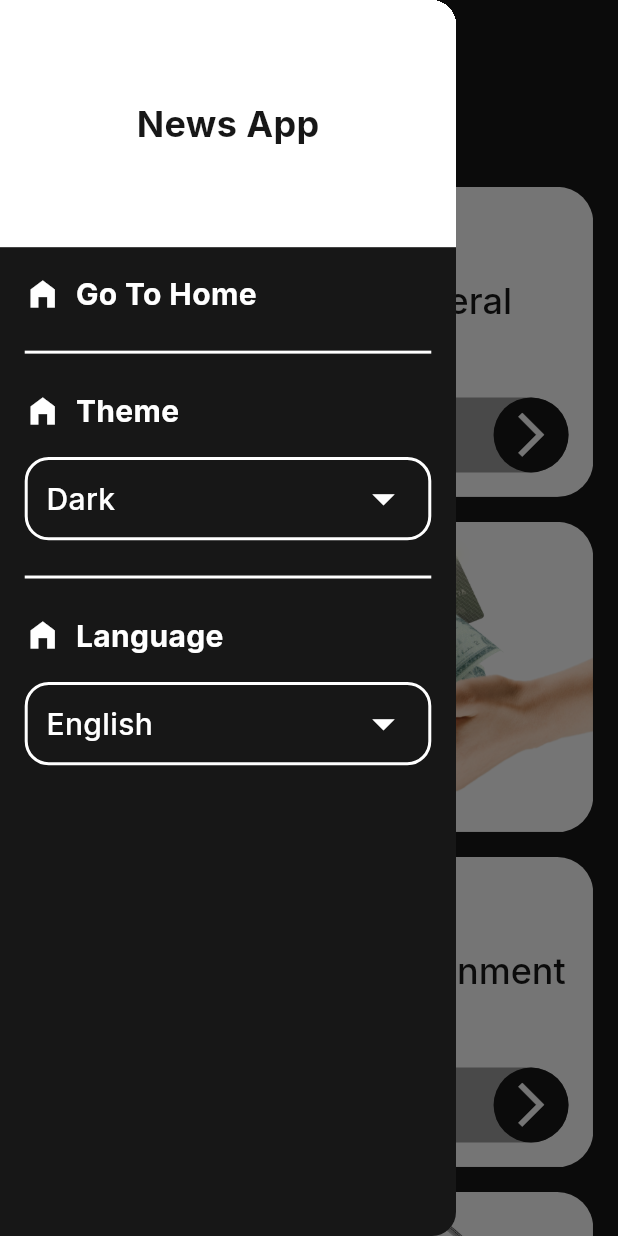
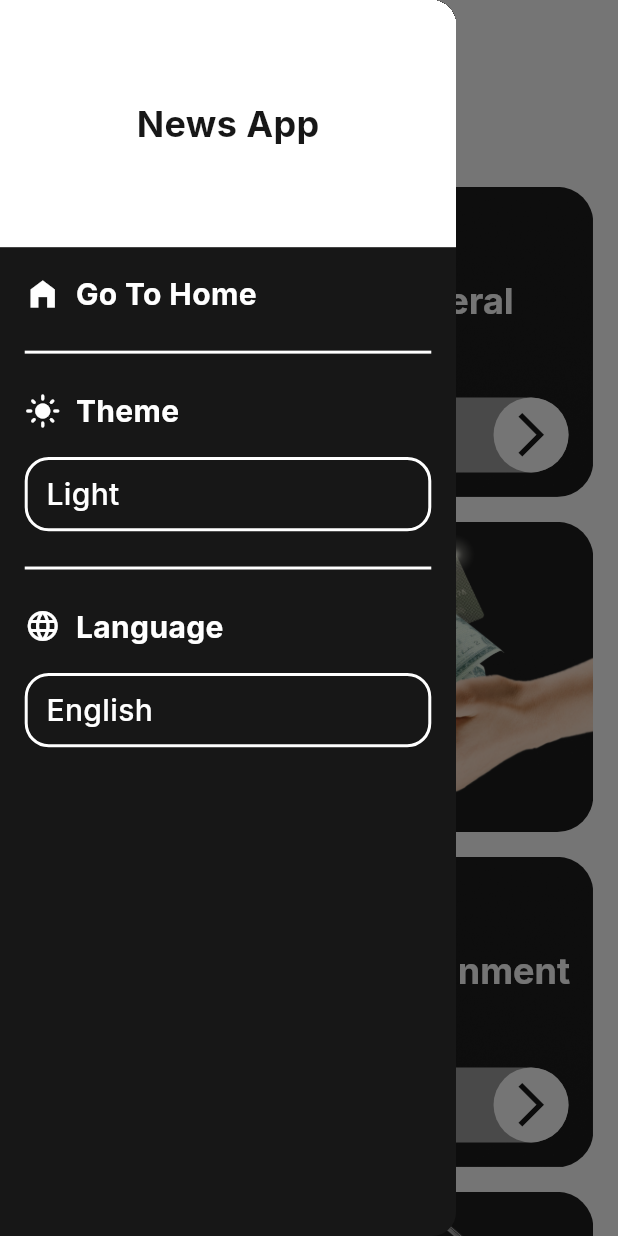
Before and after one commit to mohamed22-code/news_app_c16, a Flutter app: the screen it shows after launch, with the side drawer open, on a phone screen of 412 x 824 dp. Run offline on Flutter 3.47's test engine with Material 3 defaults, Android fonts, the phone set to English and light mode, and no system bars; our stand-ins replace cached_network_image, dio, google_fonts.

Commit message:
feat: Implement theme switching and UI enhancements
This commit introduces theme switching (light/dark mode) using the `provider` package for state management. It also includes several UI enhancements, such as improved article details, date formatting, and theme-aware assets.

- **Dependencies:**
    - Adds `provider` for state management to handle theme changes.
    - Adds `intl` for formatting article publication dates.

- **State Management & Theming:**
    - Introduces `ThemeProvider` to manage the application's theme (light/dark).
    - Integrates `ChangeNotifierProvider` in `main.dart` to make the theme state available throughout the app.
    - Implements a theme toggle in the `HomeDrawer` that allows users to switch between light and dark modes.

- **UI Enhancements:**
    - **Date Formatting:** Creates a `StringToDateFormatter` extension using the `intl` package to format the `publishedAt` date in news items for better readability.
    - **Article Screen:** Improves the styling of the article details screen, applying consistent text styles for the author, date, and content.
    - **Category Display:** Category items now correctly display images based on the currently selected theme (light or dark).
    - **Theme Styles:** Adds new text styles (`bold24White`, `bold24Black`) and updates `AppTheme` to use them, ensuring text is legible in both themes.
    - **Asset Fixes:** Corrects filenames for dark mode category images to ensure they are loaded correctly.

- **Refactoring & Fixes:**
    - `CategoryFragment` and `CategoryItem` are updated to be theme-aware, using `Provider.of<ThemeProvider>` to get the current theme state.
    - The app bar title in the category fragment now correctly uses the `titleLarge` style from the theme.
    - A minor logic bug in `category.dart` for displaying the business category image is corrected.

```diff
--- /dev/null
+++ b/lib/design/Providers/theme_provider.dart
@@ -0,0 +1,15 @@
+import 'package:flutter/material.dart';
+
+class ThemeProvider extends ChangeNotifier{
+
+  ThemeMode _themeMode = ThemeMode.system;
+
+  get getTheme => _themeMode;
+
+  set setTheme(ThemeMode mode){
+    _themeMode = mode;
+    notifyListeners();
+  }
+
+  bool get isDark => (_themeMode == ThemeMode.dark);
+}
--- a/lib/design/app_assets.dart
+++ b/lib/design/app_assets.dart
@@ -1,6 +1,6 @@
 class AppAssets  {
   static const String generalLight = 'assets/images/generalLight.png';
-  static const String businiessLight = 'assets/images/busniessLight.png';
+  static const String busniessLight = 'assets/images/busniessLight.png';
   static const String entertainmentLight = 'assets/images/entertainmentLight.png';
   static const String helthLight = 'assets/images/helthLight.png';
   static const String scienceLight = 'assets/images/scienceLight.png';
@@ -9,10 +9,10 @@ class AppAssets  {
 
 
   static const String generalDark = 'assets/images/general_dark.png';
-  static const String businessDark = 'assets/images/business_dark.png';
+  static const String businessDark = 'assets/images/busniessDark.png';
   static const String entertainmentDark = 'assets/images/entertainment_dark.png';
-  static const String healthDark = 'assets/images/health_dark.png';
-  static const String sportsDark = 'assets/images/sports_dark.png';
+  static const String healthDark = 'assets/images/helthDark.png';
+  static const String sportsDark = 'assets/images/sportDark.png';
   static const String scienceDark = 'assets/images/science_dark.png';
   static const String technologyDark = 'assets/images/technology_dark.png';
   }
--- a/lib/design/app_styles.dart
+++ b/lib/design/app_styles.dart
@@ -38,6 +38,11 @@ class AppStyles{
     fontWeight: FontWeight.bold,
     color: AppColors.blackColor,
   );
+  static TextStyle bold24White = GoogleFonts.inter(
+    fontSize: 24,
+    fontWeight: FontWeight.bold,
+    color: AppColors.whiteColor,
+  );
   static TextStyle medium12grey = GoogleFonts.inter(
     fontSize: 12,
     fontWeight: FontWeight.w500,
--- a/lib/design/app_theme.dart
+++ b/lib/design/app_theme.dart
@@ -14,6 +14,8 @@ class AppTheme{
       centerTitle: true,
     ),
     textTheme: TextTheme(
+      titleLarge: AppStyles.bold24White,
+      bodyMedium: AppStyles.medium14White,
       labelLarge: AppStyles.bold16Black,
       labelSmall: AppStyles.medium12grey,
       labelMedium: AppStyles.medium14Black,
@@ -41,6 +43,7 @@ class AppTheme{
         centerTitle: true,
       ),
       textTheme: TextTheme(
+        titleLarge: AppStyles.bold24Black,
         bodyMedium: AppStyles.medium14Black,
         labelLarge: AppStyles.bold16White,
         labelSmall: AppStyles.medium12grey,
--- a/lib/home/News/news_item.dart
+++ b/lib/home/News/news_item.dart
@@ -2,6 +2,7 @@ import 'package:cached_network_image/cached_network_image.dart';
 import 'package:flutter/material.dart';
 import 'package:news_app_c16/design/app_colors.dart';
 import 'package:news_app_c16/design/app_styles.dart';
+import 'package:news_app_c16/design/extensions/data_formatis_extension.dart';
 import 'package:news_app_c16/home/article_screen/article_screen.dart';
 import 'package:news_app_c16/model/NewsResponse.dart';
 
@@ -12,7 +13,6 @@ class NewsItem extends StatelessWidget {
 
   @override
   Widget build(BuildContext context) {
-    // print("$news");
     var width = MediaQuery.of(context).size.width;
     var height = MediaQuery.of(context).size.height;
     return Container(
@@ -56,7 +56,7 @@ class NewsItem extends StatelessWidget {
                     style: AppStyles.medium12grey,
                   ),
                 ),
-                Text(news.publishedAt ?? '', style: AppStyles.medium12grey),
+                Text(news.publishedAt?.formatArticleDate() ?? "", style: AppStyles.medium12grey),
               ],
             ),
           ],
@@ -67,6 +67,7 @@ class NewsItem extends StatelessWidget {
 
   void _showBottomSheet(BuildContext context) {
     showModalBottomSheet(
+      // backgroundColor: Theme.of(context).splashColor,
       context: context,
       builder: (context) {
         return Container(
--- a/lib/home/category_fragment/category_fragment.dart
+++ b/lib/home/category_fragment/category_fragment.dart
@@ -1,6 +1,9 @@
 import 'package:flutter/material.dart';
 import 'package:news_app_c16/home/category_fragment/category_item.dart';
 import 'package:news_app_c16/model/category.dart';
+import 'package:provider/provider.dart';
+
+import '../../design/Providers/theme_provider.dart';
 
 typedef OnCategoryItemClick = void Function(Category);
 
@@ -13,7 +16,8 @@ class CategoryFragment extends StatelessWidget {
   Widget build(BuildContext context) {
     var width = MediaQuery.of(context).size.width;
     var height = MediaQuery.of(context).size.height;
-    categoriesList = Category.getCategoryList(true);
+    bool isDark = Provider.of<ThemeProvider>(context).isDark;
+    categoriesList = Category.getCategoryList(isDark);
     return Padding(
       padding: EdgeInsets.symmetric(
         horizontal: width*0.04,
--- a/lib/home/category_fragment/category_item.dart
+++ b/lib/home/category_fragment/category_item.dart
@@ -1,6 +1,9 @@
 import 'package:flutter/material.dart';
 import 'package:news_app_c16/design/app_colors.dart';
 import 'package:news_app_c16/model/category.dart';
+import 'package:provider/provider.dart';
+
+import '../../design/Providers/theme_provider.dart';
 
 class CategoryItem extends StatelessWidget {
   final Category category;
@@ -12,6 +15,8 @@ class CategoryItem extends StatelessWidget {
     var width = MediaQuery.of(context).size.width;
     var height = MediaQuery.of(context).size.height;
     bool isEven = (index % 2 == 0);
+
+    bool isDark = Provider.of<ThemeProvider>(context).isDark;
     return Container(
       clipBehavior: Clip.antiAlias,
       decoration: BoxDecoration(
@@ -24,7 +29,7 @@ class CategoryItem extends StatelessWidget {
           Column(
             children: [
               Text(category.title,
-                style: Theme.of(context).textTheme.headlineLarge?.copyWith(color: AppColors.blackColor),),
+                style: Theme.of(context).textTheme.titleLarge),
               SizedBox(height: height*0.04,),
               Container(
                 width: width*0.40,
--- a/lib/home/drawer/home_drawer.dart
+++ b/lib/home/drawer/home_drawer.dart
@@ -4,6 +4,9 @@ import 'package:news_app_c16/design/app_styles.dart';
 import 'package:news_app_c16/home/drawer/widget/app_config_item.dart';
 import 'package:news_app_c16/home/drawer/widget/dividert_item.dart';
 import 'package:news_app_c16/home/drawer/widget/drawer_item.dart';
+import 'package:provider/provider.dart';
+
+import '../../design/Providers/theme_provider.dart';
 
 class HomeDrawer extends StatelessWidget {
   final VoidCallback onDrawerItemClick;
@@ -29,11 +32,25 @@ class HomeDrawer extends StatelessWidget {
             },
             child: DrawerItem(iconName: Icons.home_filled, text: 'Go To Home')),
         DividertItem(),
-        DrawerItem(iconName: Icons.home_filled, text: 'Theme'),
-        AppConfigItem(name: 'Dark'),
+        DrawerItem(iconName: Icons.light_mode, text: 'Theme'),
+        InkWell(
+          onTap: () {
+            var themeProvider = Provider.of<ThemeProvider>(context, listen: false);
+
+            if(themeProvider.isDark) {
+              themeProvider.setTheme = ThemeMode.light;
+            }else{
+              themeProvider.setTheme = ThemeMode.dark;
+            }
+          },
+          child: AppConfigItem(
+            name: Provider.of<ThemeProvider>(context).isDark ? 'Dark' : 'Light',
+          ),
+        ),
+
         SizedBox(height: height*0.02),
         DividertItem(),
-        DrawerItem(iconName: Icons.home_filled, text: 'Language'),
+        DrawerItem(iconName: Icons.language, text: 'Language'),
         AppConfigItem(name: 'English'),
         SizedBox(height: height*0.02),
       ],
--- a/lib/home/drawer/widget/app_config_item.dart
+++ b/lib/home/drawer/widget/app_config_item.dart
@@ -29,9 +29,6 @@ class AppConfigItem extends StatelessWidget {
         mainAxisAlignment: MainAxisAlignment.spaceBetween,
         children: [
           Text(name,style: AppStyles.medium20White,),
-          Icon(Icons.arrow_drop_down_outlined,
-            size: 35,
-            color: AppColors.whiteColor,)
         ],
       ),
 
--- a/lib/model/category.dart
+++ b/lib/model/category.dart
@@ -24,7 +24,7 @@ class Category{
       Category(
         id: 'business',
         title: 'Business',
-        image: isDark ? AppAssets.businiessLight : AppAssets.businessDark,
+        image: isDark ? AppAssets.busniessLight : AppAssets.businessDark,
       ),
       Category(
         id: 'entertainment',
--- a/pubspec.yaml
+++ b/pubspec.yaml
@@ -34,7 +34,9 @@ dependencies:
   # The following adds the Cupertino Icons font to your application.
   # Use with the CupertinoIcons class for iOS style icons.
   cupertino_icons: ^1.0.8
+  provider:
   google_fonts: ^6.3.2
+  intl: ^0.20.2
   http: ^1.6.0
   cached_network_image: ^3.4.1
   dio: ^5.9.0
```
Also changed, not shown: lib/design/extensions/data_formatis_extension.dart (added, +10 -0 lines), lib/home/article_screen/article_screen.dart (+4 -4 lines), lib/main.dart (+76 -6 lines), assets/images/busniessDark.png (added), assets/images/busniess_dark.png (deleted), assets/images/helthDark.png (added), assets/images/sportDark.png (added), pubspec.lock.
